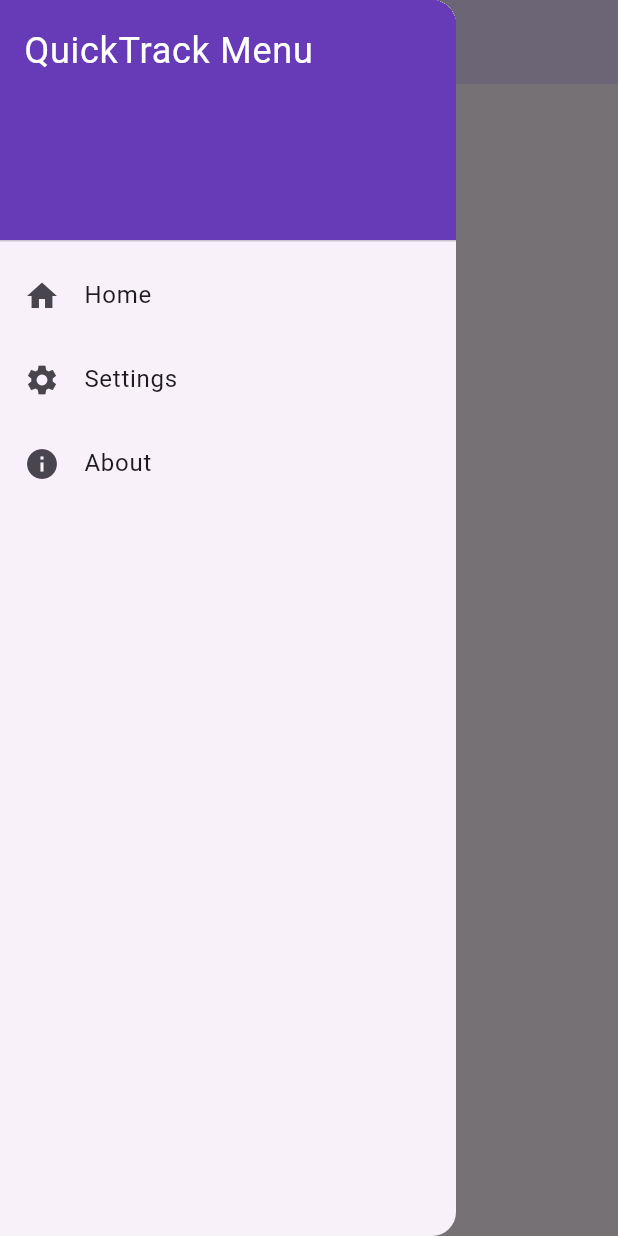
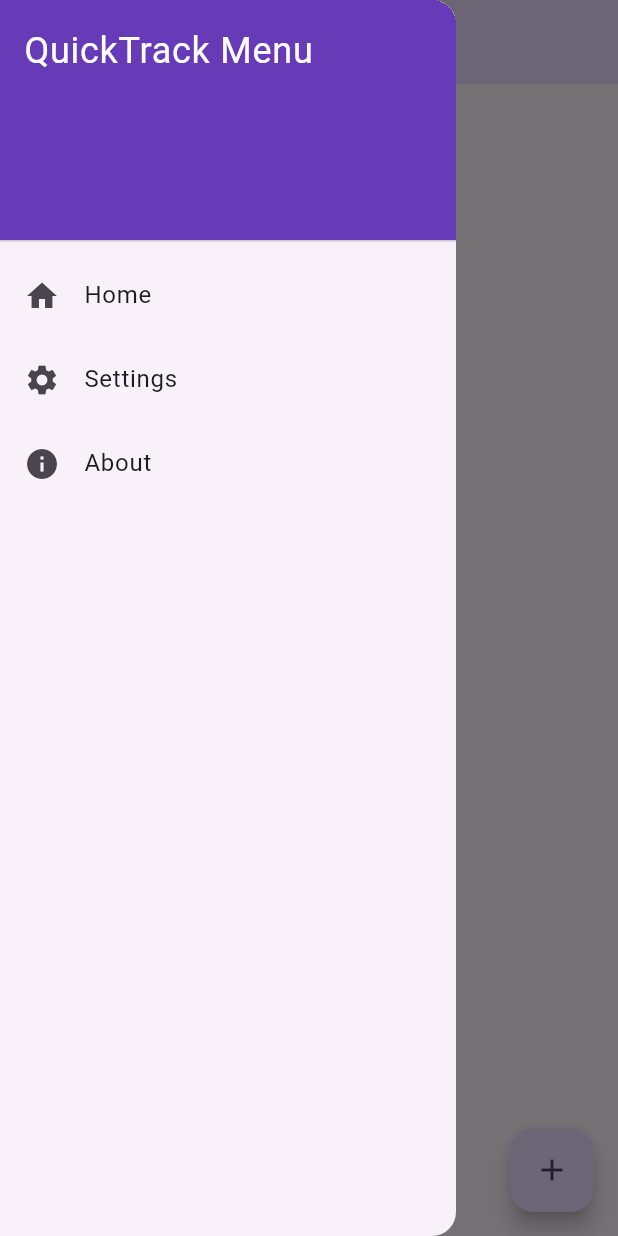
Before and after one commit to ffabious/quicktrack, a Flutter app: the screen it shows after launch, with the side drawer open, on a phone screen of 412 x 824 dp. Run offline on Flutter 3.47's test engine with Material 3 defaults, Android fonts, the light colour scheme and no system bars; our stand-ins replace hive; missing offline and left inert: window_manager; accounts and stored records are empty.

Commit message:
proj-struct: naming changes

```diff
--- /dev/null
+++ b/lib/assets/add_button_widget.dart
@@ -0,0 +1,29 @@
+import 'package:flutter/material.dart';
+
+class AddButtonWidget extends StatelessWidget {
+  const AddButtonWidget({super.key, required this.content});
+
+  final Widget content;
+
+  @override
+  Widget build(BuildContext context) {
+    return FloatingActionButton(
+      onPressed: () {
+        showDialog(
+          context: context,
+          builder: (context) => AlertDialog(
+            title: const Text('Add New Item'),
+            content: content,
+            actions: [
+              TextButton(
+                onPressed: () => Navigator.of(context).pop(),
+                child: const Text('OK'),
+              ),
+            ],
+          ),
+        );
+      },
+      child: const Icon(Icons.add),
+    );
+  }
+}
--- a/lib/assets/assets.dart
+++ b/lib/assets/assets.dart
@@ -1,3 +1,3 @@
 export 'app_bar_widget.dart';
 export 'app_drawer_widget.dart';
-export 'my_app_state.dart';
+export 'general_state.dart';
--- a/lib/assets/my_app_state.dart
+++ b/lib/assets/general_state.dart
@@ -1,5 +1,5 @@
 import 'package:flutter/material.dart';
 
-class MyAppState extends ChangeNotifier {
+class GeneralState extends ChangeNotifier {
   // Add your app state properties and methods here
 }
--- a/lib/main.dart
+++ b/lib/main.dart
@@ -1,14 +1,24 @@
 import 'package:flutter/material.dart';
 import 'package:provider/provider.dart';
+import 'package:quicktrack/assets/add_button_widget.dart';
 import 'package:quicktrack/assets/assets.dart';
 import 'package:quicktrack/pages/pages.dart';
 import 'package:window_manager/window_manager.dart';
+import 'package:hive/hive.dart';
 
 void main() {
   runApp(
     ChangeNotifierProvider(
-      create: (context) => MyAppState(),
-      child: const MyApp(),
+      create: (context) => GeneralState(),
+      child: MaterialApp(
+        title: 'QuickTrack',
+        debugShowCheckedModeBanner: false,
+        theme: ThemeData(
+          colorScheme: ColorScheme.fromSeed(seedColor: Colors.deepPurple),
+          useMaterial3: true,
+        ),
+        home: const MyApp(),
+      ),
     ),
   );
 }
@@ -31,8 +41,10 @@
   }
 
   @override
-  Widget build(BuildContext context) {
+  void initState() {
+    super.initState();
     windowManager.ensureInitialized();
+    windowManager.setTitleBarStyle(TitleBarStyle.normal);
     windowManager.waitUntilReadyToShow().then((_) async {
       await windowManager.setTitle("QuickTrack");
       await windowManager.setMinimumSize(const Size(800, 600));
@@ -41,20 +53,32 @@
       await windowManager.show();
       await windowManager.focus();
     });
+    Hive.init('quicktrack_hive');
+    Hive.openBox('settings');
+  }
 
+  @override
+  Widget build(BuildContext context) {
     var theme = ThemeData(
       colorScheme: ColorScheme.fromSeed(seedColor: Colors.deepPurple),
       useMaterial3: true,
     );
-    return MaterialApp(
-      title: 'QuickTrack',
-      debugShowCheckedModeBanner: false,
-      theme: theme,
-      home: Scaffold(
-        appBar: AppBarWidget(theme: theme),
-        body: pages[pageIndex],
-        drawer: AppDrawerWidget(onPageChanged: onPageChanged),
-      ),
+    return Scaffold(
+      appBar: AppBarWidget(theme: theme),
+      body: pages[pageIndex],
+      drawer: AppDrawerWidget(onPageChanged: onPageChanged),
+      floatingActionButton: pageIndex == 0
+          ? AddButtonWidget(content: AddExpenseForm())
+          : null,
     );
   }
 }
+
+class AddExpenseForm extends StatelessWidget {
+  const AddExpenseForm({super.key});
+
+  @override
+  Widget build(BuildContext context) {
+    return const Text('Add Expense Form');
+  }
+}
```
